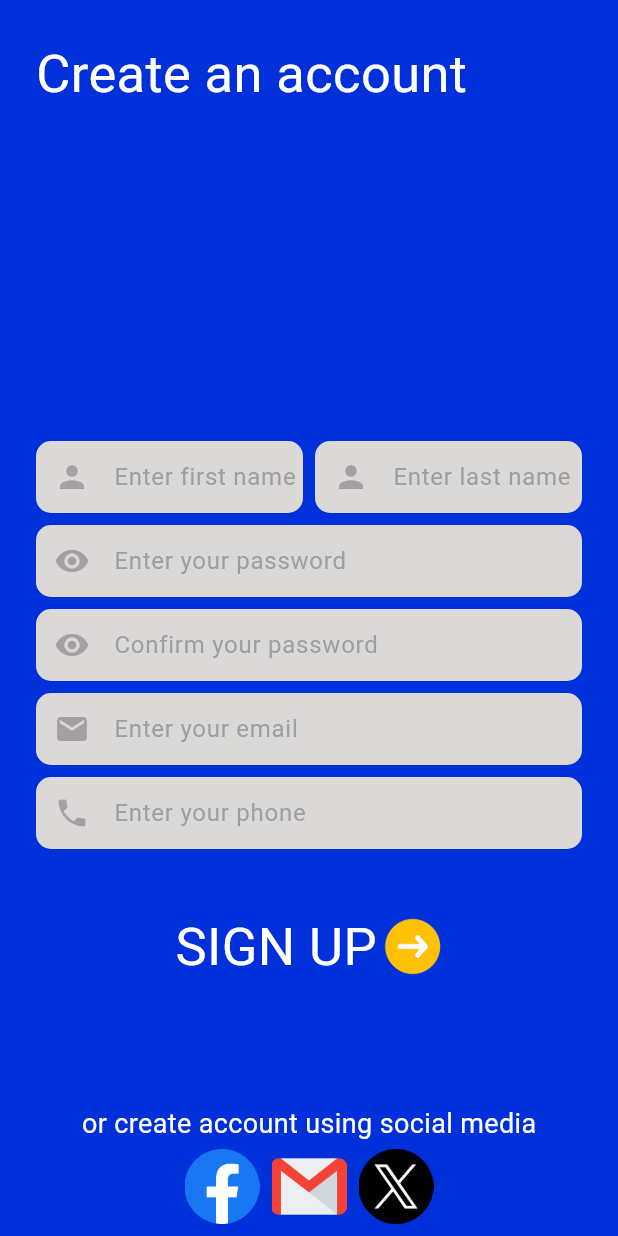
After one commit to mst-zannathi-khatun/mytask, a Flutter app: the screen it shows after launch, after a tap on "SING UP", on a phone screen of 412 x 824 dp. The commit adds this screen. Run offline on Flutter 3.47's test engine with Material 3 defaults, Android fonts, the phone set to English and light mode, and no system bars; our stand-ins replace pin_code_fields.

Commit message:
SingUp Screen UI Design Completed

```diff
--- /dev/null
+++ b/lib/ui/screens/singup_screen.dart
@@ -0,0 +1,132 @@
+import 'package:flutter/material.dart';
+import 'package:mytask/ui/screens/setnewpassword_screen.dart';
+
+import '../style/coustom_textstyle.dart';
+import '../widgets/textbuttonwidget.dart';
+import '../widgets/textformfieldwidget.dart';
+
+class SingUpScreen extends StatefulWidget {
+  const SingUpScreen({super.key});
+
+  @override
+  State<SingUpScreen> createState() => _SingUpScreenState();
+}
+
+class _SingUpScreenState extends State<SingUpScreen> {
+  @override
+  Widget build(BuildContext context) {
+    return Scaffold(
+      body: Padding(
+        padding: const EdgeInsets.all(24),
+        child: Column(
+          mainAxisAlignment: MainAxisAlignment.start,
+          crossAxisAlignment: CrossAxisAlignment.start,
+          children: [
+            Text(
+              "Create an account",
+              style: MyTaskTextStyle.headTextStyle,
+            ),
+            const SizedBox(
+              height: 220,
+            ),
+            const Row(
+              children: [
+                Expanded(
+                  child: TextFormFieldWidget(
+                    prefixIcons: Icon(Icons.person),
+                    hintText: 'Enter first name',
+                  ),
+                ),
+                SizedBox(
+                  width: 8,
+                ),
+                Expanded(
+                  child: TextFormFieldWidget(
+                    prefixIcons: Icon(Icons.person),
+                    hintText: 'Enter last name',
+                  ),
+                ),
+              ],
+            ),
+            const SizedBox(
+              height: 8,
+            ),
+            const TextFormFieldWidget(
+              prefixIcons: Icon(Icons.remove_red_eye_sharp),
+              hintText: 'Enter your password',
+            ),
+            const SizedBox(
+              height: 8,
+            ),
+            const TextFormFieldWidget(
+              prefixIcons: Icon(Icons.remove_red_eye_sharp),
+              hintText: 'Confirm your password',
+            ),
+            const SizedBox(
+              height: 8,
+            ),
+            const TextFormFieldWidget(
+              prefixIcons: Icon(Icons.email),
+              hintText: 'Enter your email',
+            ),
+            const SizedBox(
+              height: 8,
+            ),
+            const TextFormFieldWidget(
+              prefixIcons: Icon(Icons.phone),
+              hintText: 'Enter your phone',
+            ),
+            const SizedBox(
+              height: 40,
+            ),
+            InkWell(
+              onTap: () {
+              },
+              child: const TextButtonWidget(
+                text: "SIGN UP",
+              ),
+            ),
+            const SizedBox(
+              height: 80,
+            ),
+            Center(
+                child: Text(
+              "or create account using social media",
+              style: MyTaskTextStyle.smallTextStyle,
+            )),
+            const SizedBox(
+              height: 4,
+            ),
+            Row(
+              mainAxisAlignment: MainAxisAlignment.center,
+              crossAxisAlignment: CrossAxisAlignment.center,
+              children: [
+                SizedBox(
+                  height: 50,
+                  width: 50,
+                  child: Image.asset("assets/images/facebook.png"),
+                ),
+                const SizedBox(
+                  width: 8, // Add some space between the icons
+                ),
+                SizedBox(
+                  height: 50,
+                  width: 50,
+                  child: Image.asset("assets/images/gmail.png"),
+                ),
+                const SizedBox(
+                  width: 8, // Add some space between the icons
+                ),
+                SizedBox(
+                  height: 50,
+                  width: 50,
+                  child: Image.asset("assets/images/twitter.png"),
+                ),
+              ],
+            ),
+          ],
+        ),
+      ),
+    );
+  }
+}
--- a/lib/ui/screens/splash_screen.dart
+++ b/lib/ui/screens/splash_screen.dart
@@ -1,5 +1,6 @@
 import 'package:flutter/material.dart';
 import 'package:mytask/ui/screens/login_screen.dart';
+import 'package:mytask/ui/screens/singup_screen.dart';
 import '../style/coustom_textstyle.dart';
 import '../widgets/elevatedbuttonwidget.dart';
 
@@ -54,8 +55,10 @@ class SplashScreen extends StatelessWidget {
             height: 50,
             width: double.infinity,
             child: ElevatedButtonWidget(
-              onPressed: () {},
-              buttonText: "SING IN",
+              onPressed: () {
+                Navigator.push(context, MaterialPageRoute(builder: (context)=> const SingUpScreen()));
+              },
+              buttonText: "SING UP",
             ),
           ),
           const SizedBox(
```
Also changed, not shown: assets/images/facebook.png (added), assets/images/gmail.png (added), assets/images/twitter.png (added).
